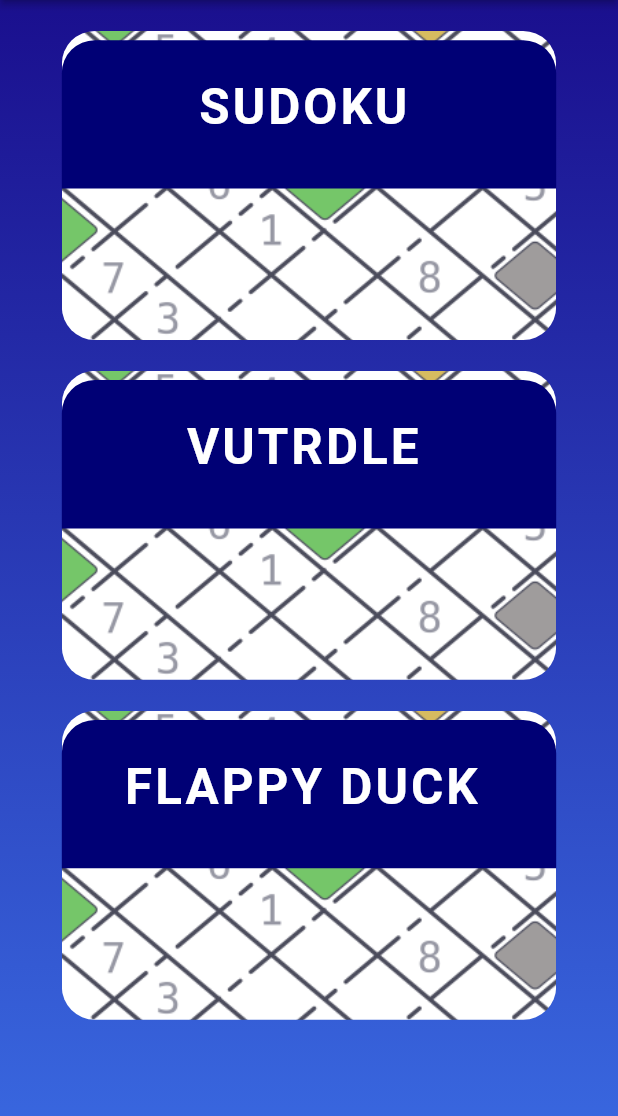
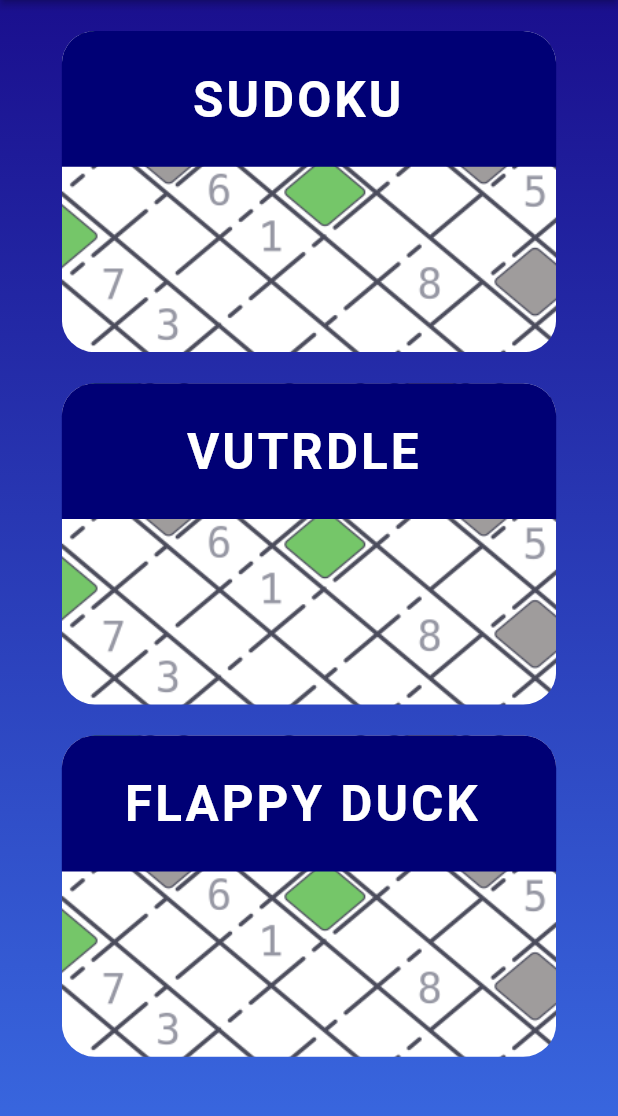
Before and after one commit to marekspirka/ITU-Halt, a Flutter app: the screen it shows after launch, in the side drawer, after a tap on "Hrát", on a phone screen of 412 x 824 dp, the part 90-1206 px from its top. Run offline on Flutter 3.47's test engine with Material 2 defaults, Android fonts, the phone set to English and light mode, and no system bars; project files that could hold a hidden picture were left out.

Commit message:
Hopefully this work

```diff
--- a/lib/screens/ChooseGame/main_screen.dart
+++ b/lib/screens/ChooseGame/main_screen.dart
@@ -7,6 +7,7 @@ import 'package:Halt/screens/FlappyDuck/flappyduck.dart';
 class MainScreen extends StatelessWidget {
   @override
   Widget build(BuildContext context) {
+    SizeConfig().init(context);
     return Scaffold(
         drawer: NavBar(),
         appBar: AppBar(
@@ -38,8 +39,6 @@ class MainScreen extends StatelessWidget {
   }
 
   sudoku_button(BuildContext context) {
-    double screenWidth = MediaQuery.of(context).size.width;
-    double screenHeight = MediaQuery.of(context).size.height;
     return Center(
         child: InkWell(
       onTap: () {
@@ -47,9 +46,9 @@ class MainScreen extends StatelessWidget {
             .push(MaterialPageRoute(builder: (context) => SudokuScreen()));
       },
       child: Container(
-        height: screenHeight * 0.25,
-        width: screenWidth * 0.8,
-        margin: EdgeInsets.only(top: MediaQuery.of(context).size.width * 0.05),
+        height: SizeConfig.safeBlockVertical * 26,
+        width: SizeConfig.safeBlockHorizontal * 80,
+        margin: EdgeInsets.only(top: SizeConfig.safeBlockHorizontal * 5),
         decoration: BoxDecoration(
             image: const DecorationImage(
                 image: AssetImage('assets/images/pattern.png'),
@@ -58,13 +57,13 @@ class MainScreen extends StatelessWidget {
         child: Row(
           children: <Widget>[
             Container(
-              margin: EdgeInsets.only(
-                  bottom: MediaQuery.of(context).size.width * 0.23),
-              height: screenHeight * 0.12,
-              width: screenWidth * 0.8,
+              margin:
+                  EdgeInsets.only(bottom: SizeConfig.safeBlockVertical * 15),
+              height: SizeConfig.safeBlockVertical * 25,
+              width: SizeConfig.safeBlockHorizontal * 80,
               padding: EdgeInsets.symmetric(
-                  vertical: screenHeight * 0.03,
-                  horizontal: screenWidth * 0.22),
+                  vertical: SizeConfig.safeBlockVertical * 3.2,
+                  horizontal: SizeConfig.safeBlockHorizontal * 21),
               decoration: const BoxDecoration(
                   color: Color(0xff000075),
                   borderRadius: BorderRadius.only(
@@ -73,7 +72,7 @@ class MainScreen extends StatelessWidget {
               child: Text(
                 'SUDOKU',
                 style: TextStyle(
-                    fontSize: MediaQuery.of(context).size.width * 0.08,
+                    fontSize: SizeConfig.safeBlockHorizontal * 8,
                     color: Colors.white,
                     fontWeight: FontWeight.bold,
                     letterSpacing: 2),
@@ -86,8 +85,6 @@ class MainScreen extends StatelessWidget {
   }
 
   vutrdle_button(BuildContext context) {
-    double screenWidth = MediaQuery.of(context).size.width;
-    double screenHeight = MediaQuery.of(context).size.height;
     return Center(
         child: InkWell(
       onTap: () {
@@ -95,9 +92,9 @@ class MainScreen extends StatelessWidget {
             .push(MaterialPageRoute(builder: (context) => VutrdleScreen()));
       },
       child: Container(
-        height: screenHeight * 0.25,
-        width: screenWidth * 0.8,
-        margin: EdgeInsets.only(top: MediaQuery.of(context).size.width * 0.05),
+        height: SizeConfig.safeBlockVertical * 26,
+        width: SizeConfig.safeBlockHorizontal * 80,
+        margin: EdgeInsets.only(top: SizeConfig.safeBlockHorizontal * 5),
         decoration: BoxDecoration(
             image: const DecorationImage(
                 image: AssetImage('assets/images/pattern.png'),
@@ -106,13 +103,13 @@ class MainScreen extends StatelessWidget {
         child: Row(
           children: <Widget>[
             Container(
-              margin: EdgeInsets.only(
-                  bottom: MediaQuery.of(context).size.width * 0.23),
-              height: screenHeight * 0.12,
-              width: screenWidth * 0.8,
+              margin:
+                  EdgeInsets.only(bottom: SizeConfig.safeBlockVertical * 15),
+              height: SizeConfig.safeBlockVertical * 25,
+              width: SizeConfig.safeBlockHorizontal * 80,
               padding: EdgeInsets.symmetric(
-                  vertical: screenHeight * 0.03,
-                  horizontal: screenWidth * 0.20),
+                  vertical: SizeConfig.safeBlockVertical * 3.2,
+                  horizontal: SizeConfig.safeBlockHorizontal * 20),
               decoration: const BoxDecoration(
                   color: Color(0xff000075),
                   borderRadius: BorderRadius.only(
@@ -122,7 +119,7 @@ class MainScreen extends StatelessWidget {
                 'VUTRDLE',
                 style: TextStyle(
                     color: Colors.white,
-                    fontSize: MediaQuery.of(context).size.width * 0.08,
+                    fontSize: SizeConfig.safeBlockHorizontal * 8,
                     fontWeight: FontWeight.bold,
                     letterSpacing: 2),
               ),
@@ -134,8 +131,6 @@ class MainScreen extends StatelessWidget {
   }
 
   flappy_duck_button(BuildContext context) {
-    double screenWidth = MediaQuery.of(context).size.width;
-    double screenHeight = MediaQuery.of(context).size.height;
     return Center(
         child: InkWell(
       onTap: () {
@@ -143,9 +138,9 @@ class MainScreen extends StatelessWidget {
             .push(MaterialPageRoute(builder: (context) => FlappyDuckScreen()));
       },
       child: Container(
-        height: screenHeight * 0.25,
-        width: screenWidth * 0.8,
-        margin: EdgeInsets.only(top: MediaQuery.of(context).size.width * 0.05),
+        height: SizeConfig.safeBlockVertical * 26,
+        width: SizeConfig.safeBlockHorizontal * 80,
+        margin: EdgeInsets.only(top: SizeConfig.safeBlockHorizontal * 5),
         decoration: BoxDecoration(
             image: const DecorationImage(
                 image: AssetImage('assets/images/pattern.png'),
@@ -154,13 +149,13 @@ class MainScreen extends StatelessWidget {
         child: Row(
           children: <Widget>[
             Container(
-              margin: EdgeInsets.only(
-                  bottom: MediaQuery.of(context).size.width * 0.23),
-              height: screenHeight * 0.12,
-              width: screenWidth * 0.8,
+              margin:
+                  EdgeInsets.only(bottom: SizeConfig.safeBlockVertical * 15),
+              height: SizeConfig.safeBlockVertical * 25,
+              width: SizeConfig.safeBlockHorizontal * 80,
               padding: EdgeInsets.symmetric(
-                  vertical: screenHeight * 0.03,
-                  horizontal: screenWidth * 0.10),
+                  vertical: SizeConfig.safeBlockVertical * 3.2,
+                  horizontal: SizeConfig.safeBlockHorizontal * 10),
               decoration: const BoxDecoration(
                   color: Color(0xff000075),
                   borderRadius: BorderRadius.only(
@@ -170,7 +165,7 @@ class MainScreen extends StatelessWidget {
                 'FLAPPY DUCK',
                 style: TextStyle(
                     color: Colors.white,
-                    fontSize: screenWidth * 0.08,
+                    fontSize: SizeConfig.safeBlockHorizontal * 8,
                     fontWeight: FontWeight.bold,
                     letterSpacing: 2),
               ),
@@ -181,3 +176,31 @@ class MainScreen extends StatelessWidget {
     ));
   }
 }
+
+class SizeConfig {
+  late MediaQueryData _mediaQueryData;
+  static double screenWidth = 0.0;
+  static double screenHeight = 0.0;
+  static double blockSizeHorizontal = 0.0;
+  static double blockSizeVertical = 0.0;
+
+  static double _safeAreaHorizontal = 0.0;
+  static double _safeAreaVertical = 0.0;
+  static double safeBlockHorizontal = 0.0;
+  static double safeBlockVertical = 0.0;
+
+  void init(BuildContext context) {
+    _mediaQueryData = MediaQuery.of(context);
+    screenWidth = _mediaQueryData.size.width;
+    screenHeight = _mediaQueryData.size.height;
+    blockSizeHorizontal = screenWidth / 100;
+    blockSizeVertical = screenHeight / 100;
+
+    _safeAreaHorizontal =
+        _mediaQueryData.padding.left + _mediaQueryData.padding.right;
+    _safeAreaVertical =
+        _mediaQueryData.padding.top + _mediaQueryData.padding.bottom;
+    safeBlockHorizontal = (screenWidth - _safeAreaHorizontal) / 100;
+    safeBlockVertical = (screenHeight - _safeAreaVertical) / 100;
+  }
+}
```
